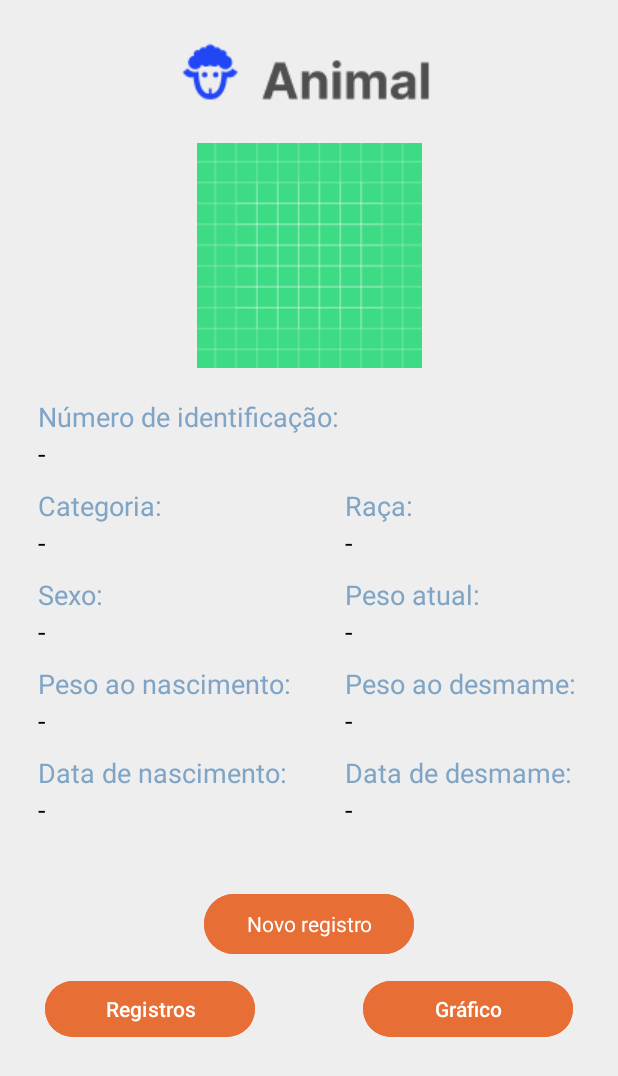
After one commit to Luis098765/RumimWeb, an Android app: the PerfilAnimal screen opened directly, with no data from a screen before it, on a phone screen of 412 x 824 dp. The commit adds this screen. Shown: the top 1076 px of the screen. Run offline under Robolectric (Android 15) with nearby library versions, the phone set to English and light mode, and no system bars; our stand-ins replace Firebase (no records; nobody signed in at launch, a user with empty details on screens opened directly); 1 statement that could not run was skipped.

Commit message:
Perfil de animal funcional, falta a imagem

```diff
--- a/app/build.gradle
+++ b/app/build.gradle
@@ -55,4 +55,7 @@ dependencies {
     implementation platform('com.google.firebase:firebase-bom:32.2.3')
 
     implementation 'com.github.santalu:maskara:1.0.0'
+    implementation 'com.github.bumptech.glide:glide:4.14.2'
+    annotationProcessor 'com.github.bumptech.glide:compiler:4.14.2'
+
 }
--- a/app/src/main/AndroidManifest.xml
+++ b/app/src/main/AndroidManifest.xml
@@ -8,6 +8,7 @@
     <application
         android:allowBackup="true"
         android:dataExtractionRules="@xml/data_extraction_rules"
+        android:enableOnBackInvokedCallback="true"
         android:fullBackupContent="@xml/backup_rules"
         android:icon="@mipmap/ic_launcher"
         android:label="@string/app_name"
@@ -15,6 +16,9 @@
         android:supportsRtl="true"
         android:theme="@style/Theme.Teste"
         tools:targetApi="31">
+        <activity
+            android:name=".PerfilAnimal"
+            android:exported="false" />
         <activity
             android:name=".Rebanho"
             android:exported="false" />
--- a/app/src/main/java/com/example/teste/CadastroAnimal2.kt
+++ b/app/src/main/java/com/example/teste/CadastroAnimal2.kt
@@ -79,8 +79,6 @@ class CadastroAnimal2 : AppCompatActivity() {
         val sexo = intent.getStringExtra("sexo").toString()
         val categoria = binding?.spinnerCategoria?.selectedItem.toString()
         val pesoNascimento = binding?.editPesoNascimento?.text.toString() + " Kg"
-        val pesoDesmame = binding?.editPesoDesmame?.text.toString() + " Kg"
-        val dataDesmame = binding?.editDataDesmame?.text.toString()
 
         val animalMap = hashMapOf (
             "Número de identificação" to numeroAnimal,
@@ -88,9 +86,7 @@ class CadastroAnimal2 : AppCompatActivity() {
             "Raça" to raca,
             "Sexo" to sexo,
             "Categoria" to categoria,
-            "Peso ao nascimento" to pesoNascimento,
-            "Peso ao desmame" to pesoDesmame,
-            "Data do desmame" to dataDesmame
+            "Peso ao nascimento" to pesoNascimento
         )
 
         db.collection("Usuarios").document(email).collection("Propriedades").get().addOnSuccessListener { querySnapshot ->
--- a/app/src/main/java/com/example/teste/CadastroDePropriedade1.kt
+++ b/app/src/main/java/com/example/teste/CadastroDePropriedade1.kt
@@ -47,5 +47,10 @@ class CadastroDePropriedade1 : AppCompatActivity() {
                 Toast.makeText(this@CadastroDePropriedade1, "Preencha os campos nome e localização", Toast.LENGTH_SHORT).show()
             }
         }
+
+        binding?.btVoltar?.setOnClickListener {
+            val voltarTelaPrincipal = Intent(this, Principal::class.java)
+            startActivity(voltarTelaPrincipal)
+        }
     }
 }
--- /dev/null
+++ b/app/src/main/java/com/example/teste/PerfilAnimal.kt
@@ -0,0 +1,70 @@
+package com.example.teste
+
+import android.content.Intent
+import android.graphics.Bitmap
+import android.graphics.BitmapFactory
+import androidx.appcompat.app.AppCompatActivity
+import android.os.Bundle
+import com.example.teste.databinding.ActivityPerfilAnimalBinding
+import com.example.teste.databinding.ActivityRebanhoBinding
+import com.google.firebase.auth.FirebaseAuth
+import com.google.firebase.firestore.FirebaseFirestore
+import com.google.firebase.storage.FirebaseStorage
+import java.io.File
+
+class PerfilAnimal : AppCompatActivity() {
+    private lateinit var auth: FirebaseAuth
+    private lateinit var binding: ActivityPerfilAnimalBinding
+    private val db = FirebaseFirestore.getInstance()
+    private val storage: FirebaseStorage = FirebaseStorage.getInstance()
+
+    override fun onCreate(savedInstanceState: Bundle?) {
+        super.onCreate(savedInstanceState)
+        setContentView(R.layout.activity_perfil_animal)
+        binding = ActivityPerfilAnimalBinding.inflate(layoutInflater)
+        setContentView(binding?.root)
+
+        auth = FirebaseAuth.getInstance()
+
+        preencherInformacoesAnimal()
+    }
+
+    private fun preencherInformacoesAnimal() {
+        val user = auth.currentUser
+        val email = user?.email.toString()
+        lateinit var nomePropriedade: String
+        val intent = intent
+        val documentId = intent.getStringExtra("documentId").toString()
+        db.collection("Usuarios").document(email).collection("Propriedades").get().addOnSuccessListener { querySnapshot ->
+            if (!querySnapshot.isEmpty) {
+                nomePropriedade = querySnapshot.documents[0].id
+
+                db.collection("Usuarios").document(email).collection("Propriedades").document(nomePropriedade).collection("Animais").document(documentId).addSnapshotListener {  documento, error ->
+                    if (documento?.exists() == true) {
+                        val pesoAtual = documento.data?.get("Peso atual")
+                        val pesoDesmame = documento.data?.get("Peso ao desmame")
+                        val dataDesmame = documento.data?.get("Data do desmame")
+
+                        binding?.textViewNumero?.text = documento.getString("Número de identificação")
+                        binding?.textViewCategoria?.text = documento.getString("Categoria")
+                        binding?.textViewRaca?.text = documento.getString("Raça")
+                        binding?.textViewSexo?.text = documento.getString("Sexo")
+                        binding?.textViewPesoNascimento?.text = documento.getString("Peso ao nascimento")
+                        binding?.textViewDataNascimento?.text = documento.getString("Data de nascimento")
+                        if (pesoAtual != null) { binding?.textViewPesoAtual?.text = documento.getString("Peso atual") }
+                        if (pesoDesmame != null) { binding?.textViewPesoDesmame?.text = documento.getString("Peso ao desmame") }
+                        if (dataDesmame != null) { binding?.textViewDataDesmame?.text = documento.getString("Data do desmame") }
+
+                        val storageRef = storage.reference.child("Imagens/$email/Propriedades/$nomePropriedade/Animais/$documentId.png")
+                        val localfile = File.createTempFile("localfile", ".png")
+
+                        storageRef.getFile(localfile).addOnSuccessListener {
+                            val bitmap = BitmapFactory.decodeFile(localfile.absolutePath)
+                            binding?.imageViewAnimal?.setImageBitmap(bitmap)
+                        }
+                    }
+                }
+            }
+        }
+    }
+}
--- a/app/src/main/res/layout/activity_cadastro_animal1.xml
+++ b/app/src/main/res/layout/activity_cadastro_animal1.xml
@@ -29,6 +29,7 @@
         android:layout_height="wrap_content"
         android:text="Adicionar imagem do animal"
         android:textColor="@color/white"
+        android:backgroundTint="@color/laranja"
         app:layout_constraintBottom_toBottomOf="parent"
         app:layout_constraintEnd_toEndOf="parent"
         app:layout_constraintHorizontal_bias="0.497"
@@ -200,6 +201,7 @@
         android:layout_marginTop="50dp"
         android:text="Voltar"
         android:textColor="@color/white"
+        android:backgroundTint="@color/laranja"
         app:layout_constraintStart_toStartOf="parent"
         app:layout_constraintTop_toBottomOf="@+id/textViewSexo" />
 
@@ -211,6 +213,7 @@
         android:layout_marginEnd="50dp"
         android:text="Próximo"
         android:textColor="@color/white"
+        android:backgroundTint="@color/laranja"
         app:layout_constraintEnd_toEndOf="parent"
         app:layout_constraintHorizontal_bias="1.0"
         app:layout_constraintStart_toEndOf="@+id/btVoltar"
--- a/app/src/main/res/layout/activity_cadastro_de_propriedade1.xml
+++ b/app/src/main/res/layout/activity_cadastro_de_propriedade1.xml
@@ -211,10 +211,10 @@
         android:layout_height="49dp"
         android:layout_marginStart="24dp"
         android:layout_marginTop="4dp"
-        android:backgroundTint="#00000000"
-        android:text=""
+        android:backgroundTint="@color/laranja"
+        android:text="Voltar"
         android:textAppearance="@style/TextAppearance.AppCompat.Small"
-        android:textColor="@color/black"
+        android:textColor="@color/white"
         app:layout_constraintBottom_toBottomOf="parent"
         app:layout_constraintStart_toStartOf="parent"
         app:layout_constraintTop_toBottomOf="@+id/editResponsavel" />
--- a/app/src/main/res/layout/activity_cadastro_de_propriedade2.xml
+++ b/app/src/main/res/layout/activity_cadastro_de_propriedade2.xml
@@ -52,10 +52,10 @@
         android:layout_height="49dp"
         android:layout_marginStart="32dp"
         android:layout_marginBottom="40dp"
-        android:backgroundTint="#00000000"
+        android:backgroundTint="@color/laranja"
         android:text="Voltar"
         android:textAppearance="@style/TextAppearance.AppCompat.Small"
-        android:textColor="@color/black"
+        android:textColor="@color/white"
         app:layout_constraintBottom_toBottomOf="@+id/btSalvar"
         app:layout_constraintEnd_toStartOf="@+id/btSalvar"
         app:layout_constraintHorizontal_bias="0.073"
@@ -139,6 +139,7 @@
         android:layout_height="wrap_content"
         android:text="Salvar"
         android:textColor="@color/white"
+        android:backgroundTint="@color/laranja"
         app:layout_constraintBottom_toBottomOf="parent"
         app:layout_constraintEnd_toEndOf="parent"
         app:layout_constraintHorizontal_bias="0.832"
--- a/app/src/main/res/layout/activity_informacoes_propriedade.xml
+++ b/app/src/main/res/layout/activity_informacoes_propriedade.xml
@@ -144,6 +144,7 @@
         android:layout_marginTop="40dp"
         android:text="Pesquisar"
         android:textColor="@color/white"
+        android:backgroundTint="@color/laranja"
         app:layout_constraintEnd_toStartOf="@+id/guideline2"
         app:layout_constraintHorizontal_bias="0.512"
         app:layout_constraintStart_toEndOf="@+id/guideline1"
@@ -156,6 +157,7 @@
         android:layout_marginTop="10dp"
         android:text="Adicionar"
         android:textColor="@color/white"
+        android:backgroundTint="@color/laranja"
         app:layout_constraintEnd_toStartOf="@+id/guideline2"
         app:layout_constraintHorizontal_bias="0.512"
         app:layout_constraintStart_toEndOf="@+id/guideline1"
--- /dev/null
+++ b/app/src/main/res/layout/activity_perfil_animal.xml
@@ -0,0 +1,304 @@
+<?xml version="1.0" encoding="utf-8"?>
+<androidx.constraintlayout.widget.ConstraintLayout xmlns:android="http://schemas.android.com/apk/res/android"
+    xmlns:app="http://schemas.android.com/apk/res-auto"
+    xmlns:tools="http://schemas.android.com/tools"
+    android:layout_width="match_parent"
+    android:layout_height="match_parent"
+    android:background="@color/cinza"
+    android:backgroundTint="@color/cinza"
+    tools:context=".PerfilAnimal">
+
+    <ImageView
+        android:id="@+id/imageViewPerfilAnimal"
+        android:layout_width="wrap_content"
+        android:layout_height="wrap_content"
+        android:layout_marginTop="25dp"
+        app:layout_constraintEnd_toEndOf="parent"
+        app:layout_constraintStart_toStartOf="parent"
+        app:layout_constraintTop_toTopOf="parent"
+        app:srcCompat="@drawable/captura_de_tela_2023_10_20_134848" />
+
+    <ImageView
+        android:id="@+id/imageViewAnimal"
+        android:layout_width="match_parent"
+        android:layout_height="150dp"
+        android:layout_marginTop="20dp"
+        app:layout_constraintEnd_toEndOf="parent"
+        app:layout_constraintHorizontal_bias="0.498"
+        app:layout_constraintStart_toStartOf="parent"
+        app:layout_constraintTop_toBottomOf="@+id/imageViewPerfilAnimal"
+        app:srcCompat="@drawable/ic_launcher_background" />
+
+    <TextView
+        android:id="@+id/textViewTagNumero"
+        android:layout_width="wrap_content"
+        android:layout_height="wrap_content"
+        android:layout_marginStart="25dp"
+        android:layout_marginTop="20dp"
+        android:text="Número de identificação:"
+        android:textColor="@color/azulCinza"
+        android:textSize="18dp"
+        app:layout_constraintEnd_toEndOf="parent"
+        app:layout_constraintHorizontal_bias="0.0"
+        app:layout_constraintStart_toStartOf="parent"
+        app:layout_constraintTop_toBottomOf="@+id/imageViewAnimal" />
+
+    <TextView
+        android:id="@+id/textViewNumero"
+        android:layout_width="wrap_content"
+        android:layout_height="wrap_content"
+        android:layout_marginStart="25dp"
+        android:layout_marginTop="0dp"
+        android:text="-"
+        android:textColor="@color/black"
+        android:textSize="18dp"
+        app:layout_constraintHorizontal_bias="0.0"
+        app:layout_constraintStart_toStartOf="parent"
+        app:layout_constraintTop_toBottomOf="@+id/textViewTagNumero"/>
+
+    <TextView
+        android:id="@+id/textViewTagCategoria"
+        android:layout_width="wrap_content"
+        android:layout_height="wrap_content"
+        android:layout_marginStart="25dp"
+        android:layout_marginTop="10dp"
+        android:text="Categoria:"
+        android:textColor="@color/azulCinza"
+        android:textSize="18dp"
+        app:layout_constraintHorizontal_bias="0.0"
+        app:layout_constraintStart_toStartOf="parent"
+        app:layout_constraintTop_toBottomOf="@+id/textViewNumero"/>
+
+    <TextView
+        android:id="@+id/textViewCategoria"
+        android:layout_width="wrap_content"
+        android:layout_height="wrap_content"
+        android:layout_marginStart="25dp"
+        android:layout_marginTop="0dp"
+        android:text="-"
+        android:textColor="@color/black"
+        android:textSize="18dp"
+        app:layout_constraintHorizontal_bias="0.0"
+        app:layout_constraintStart_toStartOf="parent"
+        app:layout_constraintTop_toBottomOf="@+id/textViewTagCategoria"/>
+
+    <TextView
+        android:id="@+id/textViewTagRaca"
+        android:layout_width="wrap_content"
+        android:layout_height="wrap_content"
+        android:layout_marginStart="230dp"
+        android:layout_marginTop="10dp"
+        android:text="Raça:"
+        android:textColor="@color/azulCinza"
+        android:textSize="18dp"
+        app:layout_constraintHorizontal_bias="0.0"
+        app:layout_constraintStart_toStartOf="parent"
+        app:layout_constraintTop_toBottomOf="@+id/textViewNumero"/>
+
+    <TextView
+        android:id="@+id/textViewRaca"
+        android:layout_width="wrap_content"
+        android:layout_height="wrap_content"
+        android:layout_marginStart="230dp"
+        android:layout_marginTop="0dp"
+        android:text="-"
+        android:textColor="@color/black"
+        android:textSize="18dp"
+        app:layout_constraintHorizontal_bias="0.0"
+        app:layout_constraintStart_toStartOf="parent"
+        app:layout_constraintTop_toBottomOf="@+id/textViewTagRaca"/>
+
+    <TextView
+        android:id="@+id/textViewTagSexo"
+        android:layout_width="wrap_content"
+        android:layout_height="wrap_content"
+        android:layout_marginStart="25dp"
+        android:layout_marginTop="10dp"
+        android:text="Sexo:"
+        android:textColor="@color/azulCinza"
+        android:textSize="18dp"
+        app:layout_constraintHorizontal_bias="0.0"
+        app:layout_constraintStart_toStartOf="parent"
+        app:layout_constraintTop_toBottomOf="@+id/textViewCategoria"/>
+
+    <TextView
+        android:id="@+id/textViewSexo"
+        android:layout_width="wrap_content"
+        android:layout_height="wrap_content"
+        android:layout_marginStart="25dp"
+        android:layout_marginTop="0dp"
+        android:text="-"
+        android:textColor="@color/black"
+        android:textSize="18dp"
+        app:layout_constraintHorizontal_bias="0.0"
+        app:layout_constraintStart_toStartOf="parent"
+        app:layout_constraintTop_toBottomOf="@+id/textViewTagSexo"/>
+
+    <TextView
+        android:id="@+id/textViewTagPesoAtual"
+        android:layout_width="wrap_content"
+        android:layout_height="wrap_content"
+        android:layout_marginStart="230dp"
+        android:layout_marginTop="10dp"
+        android:text="Peso atual:"
+        android:textColor="@color/azulCinza"
+        android:textSize="18dp"
+        app:layout_constraintHorizontal_bias="0.0"
+        app:layout_constraintStart_toStartOf="parent"
+        app:layout_constraintTop_toBottomOf="@+id/textViewRaca"/>
+
+    <TextView
+        android:id="@+id/textViewPesoAtual"
+        android:layout_width="wrap_content"
+        android:layout_height="wrap_content"
+        android:layout_marginStart="230dp"
+        android:layout_marginTop="0dp"
+        android:text="-"
+        android:textColor="@color/black"
+        android:textSize="18dp"
+        app:layout_constraintHorizontal_bias="0.0"
+        app:layout_constraintStart_toStartOf="parent"
+        app:layout_constraintTop_toBottomOf="@+id/textViewTagPesoAtual"/>
+
+    <TextView
+        android:id="@+id/textViewTagPesoNascimento"
+        android:layout_width="wrap_content"
+        android:layout_height="wrap_content"
+        android:layout_marginStart="25dp"
+        android:layout_marginTop="10dp"
+        android:text="Peso ao nascimento:"
+        android:textColor="@color/azulCinza"
+        android:textSize="18dp"
+        app:layout_constraintHorizontal_bias="0.0"
+        app:layout_constraintStart_toStartOf="parent"
+        app:layout_constraintTop_toBottomOf="@+id/textViewSexo"/>
+
+    <TextView
+        android:id="@+id/textViewPesoNascimento"
+        android:layout_width="wrap_content"
+        android:layout_height="wrap_content"
+        android:layout_marginStart="25dp"
+        android:layout_marginTop="0dp"
+        android:text="-"
+        android:textColor="@color/black"
+        android:textSize="18dp"
+        app:layout_constraintHorizontal_bias="0.0"
+        app:layout_constraintStart_toStartOf="parent"
+        app:layout_constraintTop_toBottomOf="@+id/textViewTagPesoNascimento"/>
+
+    <TextView
+        android:id="@+id/textViewTagPesoDesmame"
+        android:layout_width="wrap_content"
+        android:layout_height="wrap_content"
+        android:layout_marginStart="230dp"
+        android:layout_marginTop="10dp"
+        android:text="Peso ao desmame:"
+        android:textColor="@color/azulCinza"
+        android:textSize="18dp"
+        app:layout_constraintHorizontal_bias="0.0"
+        app:layout_constraintStart_toStartOf="parent"
+        app:layout_constraintTop_toBottomOf="@+id/textViewPesoAtual"/>
+
+    <TextView
+        android:id="@+id/textViewPesoDesmame"
+        android:layout_width="wrap_content"
+        android:layout_height="wrap_content"
+        android:layout_marginStart="230dp"
+        android:layout_marginTop="0dp"
+        android:text="-"
+        android:textColor="@color/black"
+        android:textSize="18dp"
+        app:layout_constraintHorizontal_bias="0.0"
+        app:layout_constraintStart_toStartOf="parent"
+        app:layout_constraintTop_toBottomOf="@+id/textViewTagPesoDesmame"/>
+
+    <TextView
+        android:id="@+id/textViewTagDataNascimento"
+        android:layout_width="wrap_content"
+        android:layout_height="wrap_content"
+        android:layout_marginStart="25dp"
+        android:layout_marginTop="10dp"
+        android:text="Data de nascimento:"
+        android:textColor="@color/azulCinza"
+        android:textSize="18dp"
+        app:layout_constraintHorizontal_bias="0.0"
+        app:layout_constraintStart_toStartOf="parent"
+        app:layout_constraintTop_toBottomOf="@+id/textViewPesoNascimento"/>
+
+    <TextView
+        android:id="@+id/textViewDataNascimento"
+        android:layout_width="wrap_content"
+        android:layout_height="wrap_content"
+        android:layout_marginStart="25dp"
+        android:layout_marginTop="0dp"
+        android:text="-"
+        android:textColor="@color/black"
+        android:textSize="18dp"
+        app:layout_constraintHorizontal_bias="0.0"
+        app:layout_constraintStart_toStartOf="parent"
+        app:layout_constraintTop_toBottomOf="@+id/textViewTagDataNascimento"/>
+
+    <TextView
+        android:id="@+id/textViewTagDataDesmame"
+        android:layout_width="wrap_content"
+        android:layout_height="wrap_content"
+        android:layout_marginStart="230dp"
+        android:layout_marginTop="10dp"
+        android:text="Data de desmame:"
+        android:textColor="@color/azulCinza"
+        android:textSize="18dp"
+        app:layout_constraintHorizontal_bias="0.0"
+        app:layout_constraintStart_toStartOf="parent"
+        app:layout_constraintTop_toBottomOf="@+id/textViewPesoDesmame"/>
+
+    <TextView
+        android:id="@+id/textViewDataDesmame"
+        android:layout_width="wrap_content"
+        android:layout_height="wrap_content"
+        android:layout_marginStart="230dp"
+        android:layout_marginTop="0dp"
+        android:text="-"
+        android:textColor="@color/black"
+        android:textSize="18dp"
+        app:layout_constraintHorizontal_bias="0.0"
+        app:layout_constraintStart_toStartOf="parent"
+        app:layout_constraintTop_toBottomOf="@+id/textViewTagDataDesmame"/>
+
+    <Button
+        android:id="@+id/btNovoRegistro"
+        android:layout_width="140dp"
+        android:layout_height="wrap_content"
+        android:layout_marginTop="40dp"
+        android:backgroundTint="@color/laranja"
+        android:text="Novo registro"
+        android:textAppearance="@style/TextAppearance.AppCompat.Small"
+        android:textColor="@color/white"
+        app:layout_constraintStart_toStartOf="parent"
+        app:layout_constraintEnd_toEndOf="parent"
+        app:layout_constraintTop_toBottomOf="@+id/textViewDataNascimento" />
+
+    <Button
+        android:id="@+id/btRegistros"
+        android:layout_width="140dp"
+        android:layout_height="45dp"
+        android:layout_marginTop="10dp"
+        android:layout_marginStart="30dp"
+        android:backgroundTint="@color/laranja"
+        android:text="Registros"
+        android:textColor="@color/white"
+        app:layout_constraintStart_toStartOf="parent"
+        app:layout_constraintTop_toBottomOf="@+id/btNovoRegistro" />
+
+    <Button
+        android:id="@+id/btGrafico"
+        android:layout_width="140dp"
+        android:layout_height="45dp"
+        android:layout_marginTop="10dp"
+        android:layout_marginEnd="30dp"
+        android:backgroundTint="@color/laranja"
+        android:text="Gráfico"
+        android:textColor="@color/white"
+        app:layout_constraintEnd_toEndOf="parent"
+        app:layout_constraintTop_toBottomOf="@+id/btNovoRegistro" />
+
+</androidx.constraintlayout.widget.ConstraintLayout>
--- a/app/src/main/res/values/colors.xml
+++ b/app/src/main/res/values/colors.xml
@@ -5,4 +5,6 @@
     <color name="blue">#0023E3</color>
     <color name="cinza">#EEEEEE</color>
     <color name="azulClaro">#6A81F7</color>
+    <color name="azulCinza">#7FA4C5</color>
+    <color name="laranja">#E76E35</color>
 </resources>
--- a/build.gradle
+++ b/build.gradle
@@ -2,6 +2,7 @@ buildscript {
     repositories {
         google()
         mavenCentral()
+        jcenter()
     }
     dependencies {
         classpath 'com.google.gms:google-services:4.3.14'
```
Also changed, not shown: app/src/main/java/com/example/teste/AdapterAnimais.kt (+26 -2 lines), app/src/main/java/com/example/teste/MyAppGlideModule.kt (added, +7 -0 lines), app/src/main/java/com/example/teste/Rebanho.kt (+16 -4 lines), app/src/main/res/layout/activity_cadastro_animal2.xml (+10 -67 lines), app/src/main/res/layout/activity_main.xml (+4 -6 lines), app/src/main/res/layout/activity_principal.xml (+5 -10 lines), app/src/main/res/layout/activity_tela_de_cadastro.xml (+3 -6 lines), app/src/main/res/drawable/captura_de_tela_2023_10_20_134848.png (added).
